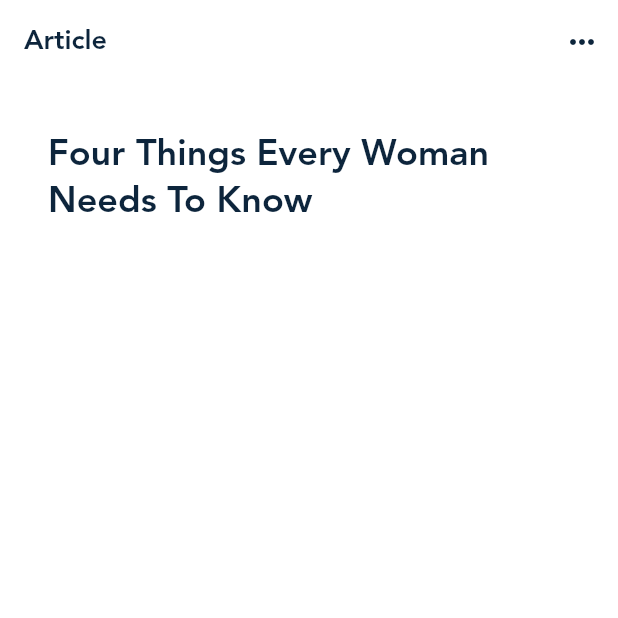
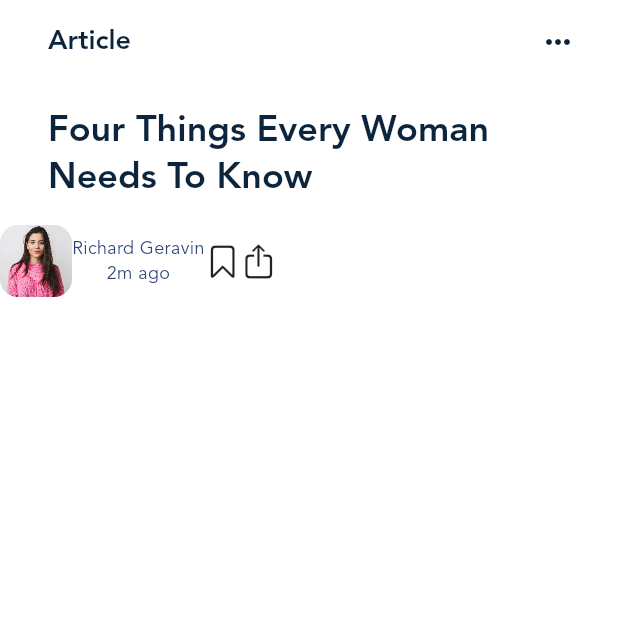
Before and after one commit to aminesmkhani/blog-apk, a Flutter app: the screen it shows after launch, after a tap on the "keyboard control" icon, on a phone screen of 412 x 824 dp, the top half of it. Run offline on Flutter 3.47's test engine with Material 3 defaults, Android fonts, the phone set to English and light mode, and no system bars; our stand-ins replace carousel_slider, dotted_border, flutter_svg, smooth_page_indicator, vector_graphics.

Commit message:
add new images and add article head section elements!

```diff
--- a/lib/article.dart
+++ b/lib/article.dart
@@ -1,3 +1,5 @@
+import 'package:blogclub/gen/assets.gen.dart';
+import 'package:flutter/cupertino.dart';
 import 'package:flutter/material.dart';
 
 class ArticleScreen extends StatelessWidget {
@@ -10,18 +12,37 @@ class ArticleScreen extends StatelessWidget {
       appBar: AppBar(
         title: Text('Article'),
         actions: [
-          IconButton(onPressed: (){
-
-          }, icon: Icon(Icons.more_horiz_rounded))
+          IconButton(onPressed: () {}, icon: Icon(Icons.more_horiz_rounded)),
+          const SizedBox(
+            width: 16,
+          )
         ],
       ),
       body: Column(
         children: [
           Padding(
-            padding: const EdgeInsets.all(32),
-            child: Text('Four Things Every Woman Needs To Know',
+            padding: const EdgeInsets.fromLTRB(32, 16, 32, 16),
+            child: Text(
+              'Four Things Every Woman Needs To Know',
               style: themeData.textTheme.headlineMedium,
             ),
+          ),
+          Row(
+            children: [
+              ClipRRect(
+                borderRadius: BorderRadius.circular(12),
+                child: Assets.img.stories.story9
+                    .image(width: 48, height: 48, fit: BoxFit.cover),
+              ),
+              Column(
+                children: [
+                  Text('Richard Geravin'),
+                  Text('2m ago'),
+                ],
+              ),
+              Icon(CupertinoIcons.bookmark),
+              Icon(CupertinoIcons.share),
+            ],
           ),
         ],
       ),
--- a/lib/main.dart
+++ b/lib/main.dart
@@ -36,7 +36,8 @@ class MyApp extends StatelessWidget {
         appBarTheme: AppBarTheme(
           backgroundColor: Colors.white,
           foregroundColor: primaryTextColor,
-          elevation: 0
+          elevation: 0,
+          titleSpacing: 32
           ),
         colorScheme: ColorScheme.light(
             primary: primaryColor,
```
